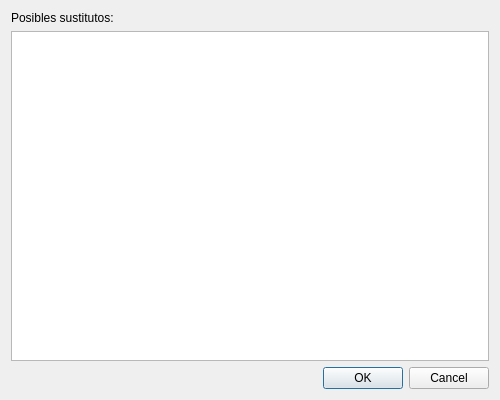
This is ui/asignar.ui in ger-ator/turnos as Qt 5 draws it before an edit. The edited form follows.
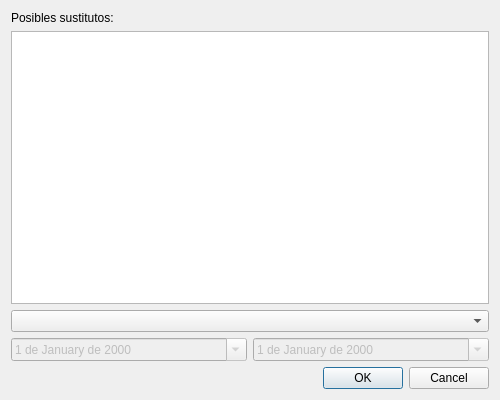
This is the edited form.

Commit message: Cambios en modulo bajas para dejar de usar ids y utilizar objetos. Añadido modo multiple y automatico en asignacion

What changed in the file:
```diff
--- a/ui/asignar.ui
+++ b/ui/asignar.ui
@@ -55,6 +55,39 @@
        </attribute>
       </widget>
      </item>
+     <item>
+      <widget class="QComboBox" name="modo_cbox"/>
+     </item>
+     <item>
+      <layout class="QHBoxLayout" name="horizontalLayout">
+       <item>
+        <widget class="QDateEdit" name="inicio_dedit">
+         <property name="enabled">
+          <bool>false</bool>
+         </property>
+         <property name="displayFormat">
+          <string>d 'de' MMMM 'de' yyyy</string>
+         </property>
+         <property name="calendarPopup">
+          <bool>true</bool>
+         </property>
+        </widget>
+       </item>
+       <item>
+        <widget class="QDateEdit" name="final_dedit">
+         <property name="enabled">
+          <bool>false</bool>
+         </property>
+         <property name="displayFormat">
+          <string>d 'de' MMMM 'de' yyyy</string>
+         </property>
+         <property name="calendarPopup">
+          <bool>true</bool>
+         </property>
+        </widget>
+       </item>
+      </layout>
+     </item>
     </layout>
    </item>
   </layout>
```
The commit also changes 8 other files.
